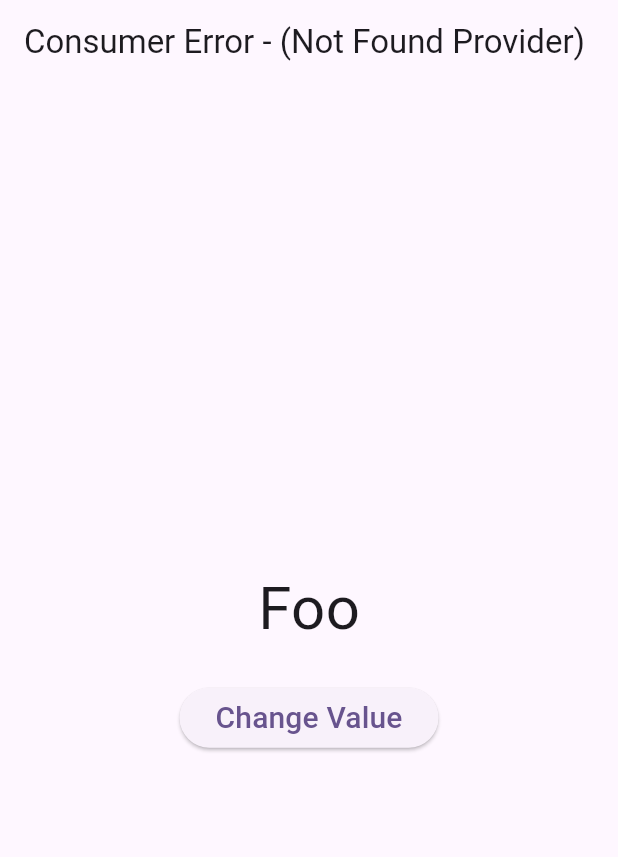
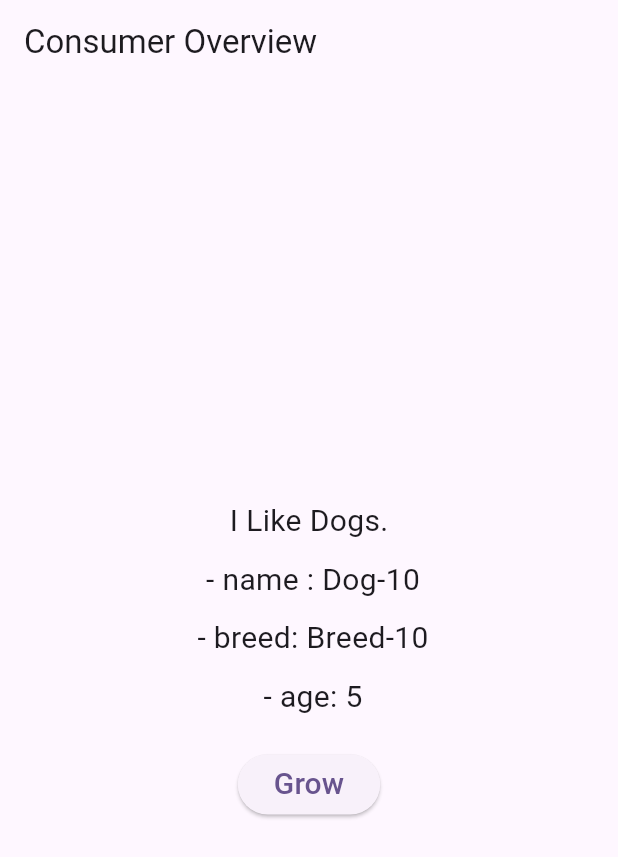
Before and after one commit to Sandeepsunil01/state-management-provider, a Flutter app: the screen it shows after launch, on a phone screen of 412 x 824 dp. Shown: the top 857 px of the screen. Run offline on Flutter 3.47's test engine with Material 2 defaults, Android fonts, the phone set to English and light mode, and no system bars.

Commit message:
Selector Overview

```diff
--- a/lib/main.dart
+++ b/lib/main.dart
@@ -1,8 +1,7 @@
 import 'package:flutter/material.dart';
 import 'package:provider/provider.dart';
-import 'package:state_management/models/cat.dart';
-import 'package:state_management/models/dog.dart';
-import 'provider_overview/provider_overview_09.dart';
+import 'models/dog.dart';
+import 'provider_overview/provider_overview_10.dart';
 
 void main() {
   runApp(const MyApp());
@@ -13,14 +12,21 @@ class MyApp extends StatelessWidget {
 
   @override
   Widget build(BuildContext context) {
-    return MaterialApp(
-      title: 'State Management with Provider',
-      debugShowCheckedModeBanner: false,
-      theme: ThemeData(
-        colorScheme: ColorScheme.fromSeed(seedColor: Colors.deepPurple),
-        useMaterial3: true,
+    return MultiProvider(
+      providers: [
+        ChangeNotifierProvider<Dog>(
+            create: (context) =>
+                Dog(name: "Dog-10", breed: "Breed-10", age: 5)),
+      ],
+      child: MaterialApp(
+        title: 'State Management with Provider',
+        debugShowCheckedModeBanner: false,
+        theme: ThemeData(
+          colorScheme: ColorScheme.fromSeed(seedColor: Colors.deepPurple),
+          useMaterial3: true,
+        ),
+        home: const ProviderOverview10(),
       ),
-      home: const ProviderOverview09(),
     );
   }
 }
--- /dev/null
+++ b/lib/provider_overview/provider_overview_10.dart
@@ -0,0 +1,98 @@
+import 'package:flutter/material.dart';
+import 'package:provider/provider.dart';
+
+import '../models/dog.dart';
+
+class ProviderOverview10 extends StatefulWidget {
+  const ProviderOverview10({super.key});
+
+  @override
+  State<ProviderOverview10> createState() => _ProviderOverview10State();
+}
+
+class _ProviderOverview10State extends State<ProviderOverview10> {
+  @override
+  Widget build(BuildContext context) {
+    return Scaffold(
+      appBar: AppBar(
+        title: const Text("Consumer Overview"),
+      ),
+      body: Selector<Dog, String>(
+        selector: (BuildContext context, Dog dog) => dog.name,
+        builder: (BuildContext context, String name, Widget? child) {
+          return Center(
+            child: Column(
+              mainAxisAlignment: MainAxisAlignment.center,
+              mainAxisSize: MainAxisSize.min,
+              children: [
+                child!,
+                const SizedBox(height: 10),
+                Text(
+                  " - name : $name",
+                  style: const TextStyle(fontSize: 20),
+                ),
+                const SizedBox(height: 10),
+                const BreedAndAge()
+              ],
+            ),
+          );
+        },
+        child: const Text(
+          "I Like Dogs.",
+          style: TextStyle(fontSize: 20),
+        ),
+      ),
+    );
+  }
+}
+
+class BreedAndAge extends StatelessWidget {
+  const BreedAndAge({super.key});
+
+  @override
+  Widget build(BuildContext context) {
+    return Selector<Dog, String>(
+        selector: (BuildContext context, Dog dog) => dog.breed,
+        builder: (BuildContext context, String breed, Widget? child) {
+          return Column(
+            children: [
+              Text(
+                " - breed: $breed",
+                style: const TextStyle(fontSize: 20),
+              ),
+              const SizedBox(height: 10),
+              const Age(),
+            ],
+          );
+        });
+  }
+}
+
+class Age extends StatelessWidget {
+  const Age({super.key});
+
+  @override
+  Widget build(BuildContext context) {
+    return Selector<Dog, int>(
+      selector: (BuildContext context, Dog dog) => dog.age,
+      builder: (BuildContext context, int age, Widget? child) {
+        return Column(
+          children: [
+            Text(
+              " - age: $age",
+              style: const TextStyle(fontSize: 20),
+            ),
+            const SizedBox(height: 20),
+            ElevatedButton(
+              onPressed: () => context.read<Dog>().grow(),
+              child: const Text(
+                "Grow",
+                style: TextStyle(fontSize: 20),
+              ),
+            ),
+          ],
+        );
+      },
+    );
+  }
+}
```
Also changed, not shown: 1 other file.
